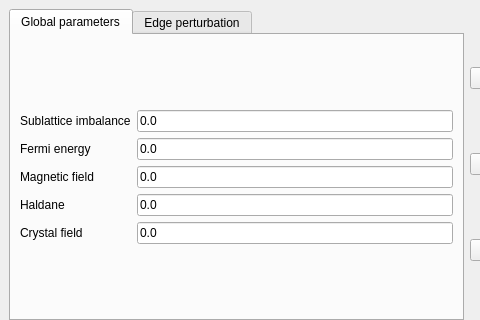
This is interface-pyqt/huge_0d/interface.ui in joselado/quantum-lattice as Qt 5 draws it before an edit; both pictures show x 0 to 480 and y 0 to 320 of the 934 by 706 pixel window. The edited form follows.
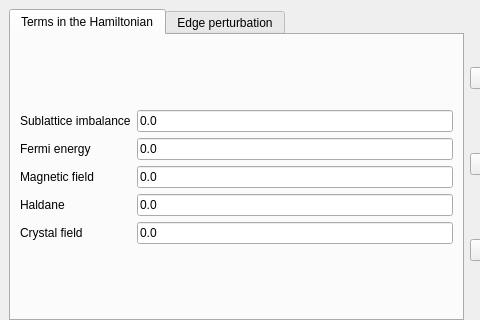
This is the edited form. Custom widgets are drawn as their Qt base class.

Commit message:
Rename huge_0d's first tab to "Terms in the Hamiltonian"
Every other mode opens on a tab named "Terms in the Hamiltonian" for
its single-particle Hamiltonian-term fields; huge_0d called the same
panel "Global parameters", so it looked inconsistent even though the
content is the same kind of thing.

Claude-Session: https://claude.ai/code/session_012fL8wwuicuNy2k5fzsptqR

Patch:
```diff
--- a/interface-pyqt/huge_0d/interface.ui
+++ b/interface-pyqt/huge_0d/interface.ui
@@ -28,7 +28,7 @@
       </property>
       <widget class="QWidget" name="tab_3">
        <attribute name="title">
-        <string>Global parameters</string>
+        <string>Terms in the Hamiltonian</string>
        </attribute>
        <layout class="QGridLayout" name="gridLayout_19">
         <item row="0" column="0">
```
The commit also changes 1 other file.
